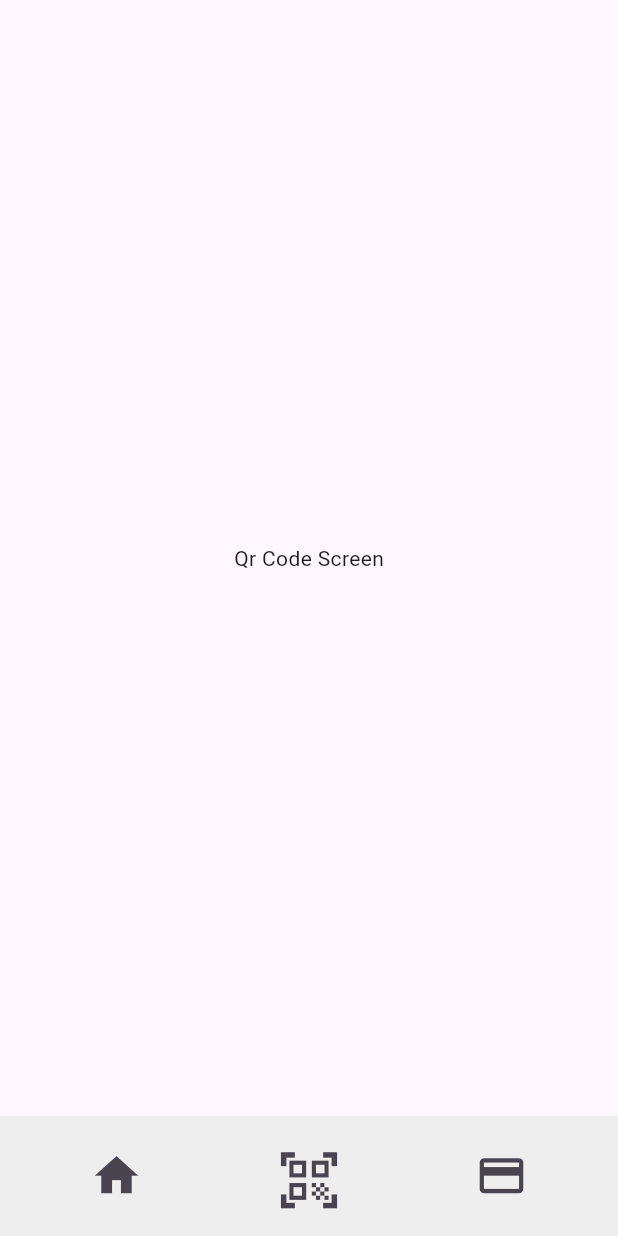
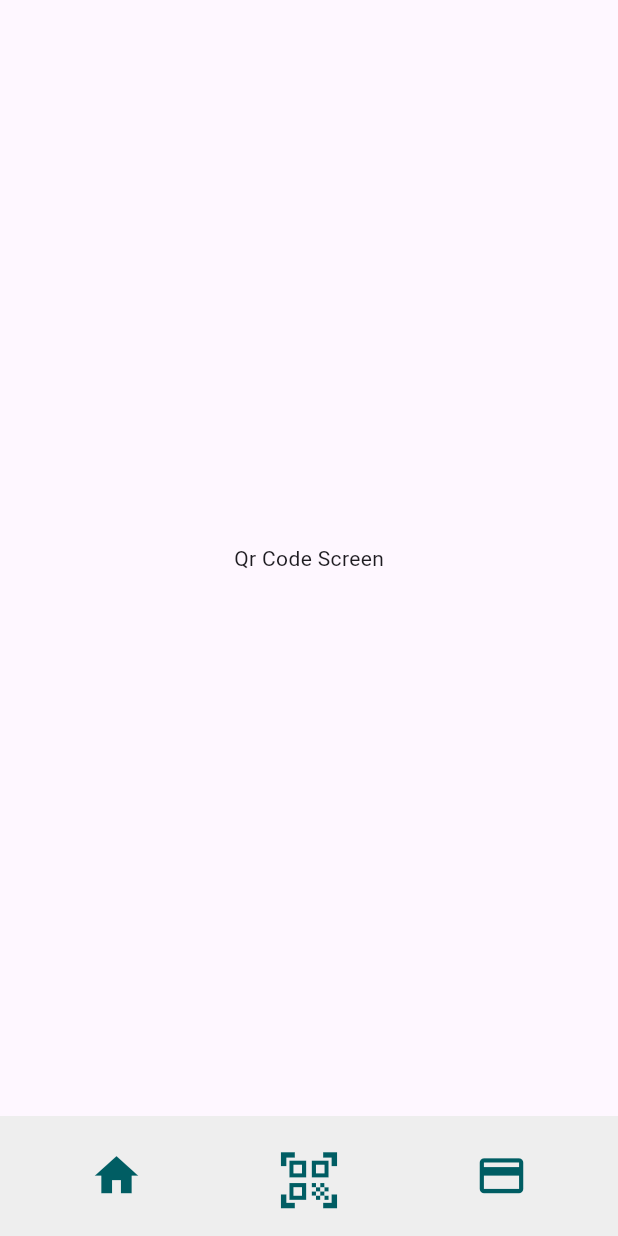
Before and after one commit to sung01299/CathayHackathon_Team_10_CathayPay, a Flutter app: the screen it shows after launch, item 2 of the bottom bar chosen, on a phone screen of 412 x 824 dp. Run offline on Flutter 3.47's test engine with Material 3 defaults, Android fonts, the phone set to English and light mode, and no system bars; our stand-ins replace google_fonts.

Commit message:
Update bottom_bar.dart

```diff
--- a/cathay_pay_ui/lib/screens/bottom_bar.dart
+++ b/cathay_pay_ui/lib/screens/bottom_bar.dart
@@ -36,7 +36,11 @@ class _BottomBarState extends State<BottomBar> {
           mainAxisAlignment: MainAxisAlignment.spaceAround,
           children: [
             IconButton(
-              icon: const Icon(Icons.home, size: 35),
+              icon: const Icon(
+                Icons.home,
+                size: 35,
+                color: Color(0xff005d63),
+              ),
               onPressed: () {
                 setState(
                   () {
@@ -46,7 +50,11 @@ class _BottomBarState extends State<BottomBar> {
               },
             ),
             IconButton(
-              icon: const Icon(Icons.qr_code_scanner, size: 45),
+              icon: const Icon(
+                Icons.qr_code_scanner,
+                size: 45,
+                color: Color(0xff005d63),
+              ),
               onPressed: () {
                 setState(
                   () {
@@ -56,7 +64,11 @@ class _BottomBarState extends State<BottomBar> {
               },
             ),
             IconButton(
-              icon: const Icon(Icons.credit_card, size: 35),
+              icon: const Icon(
+                Icons.credit_card,
+                size: 35,
+                color: Color(0xff005d63),
+              ),
               onPressed: () => {
                 setState(
                   () {
```
